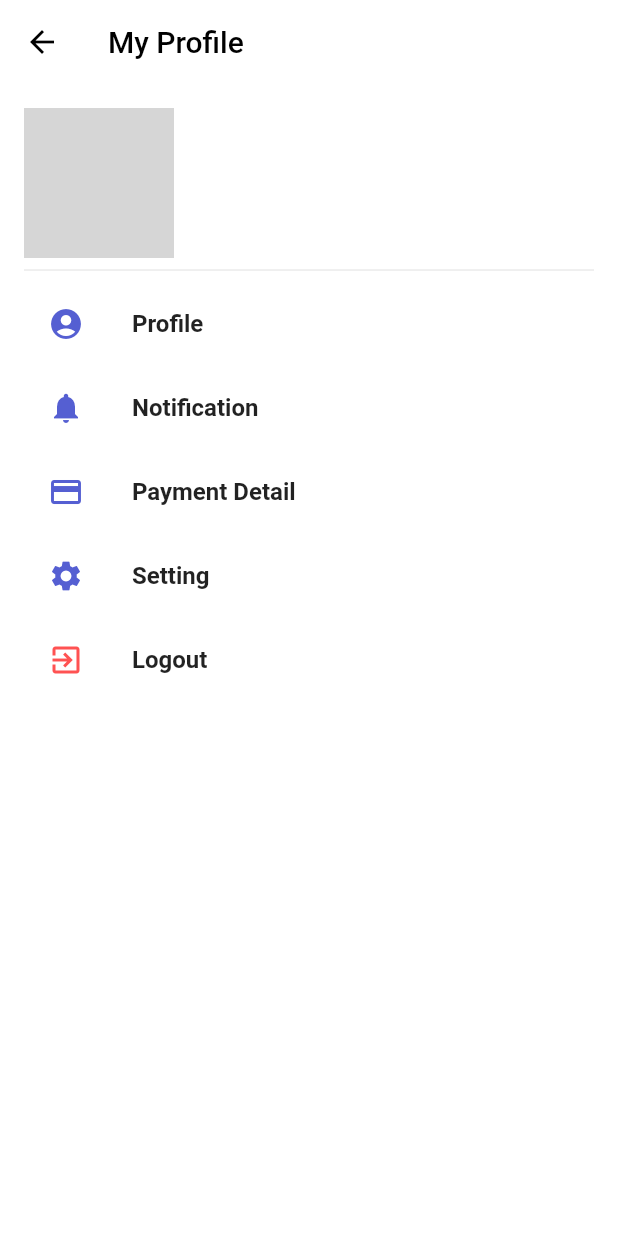
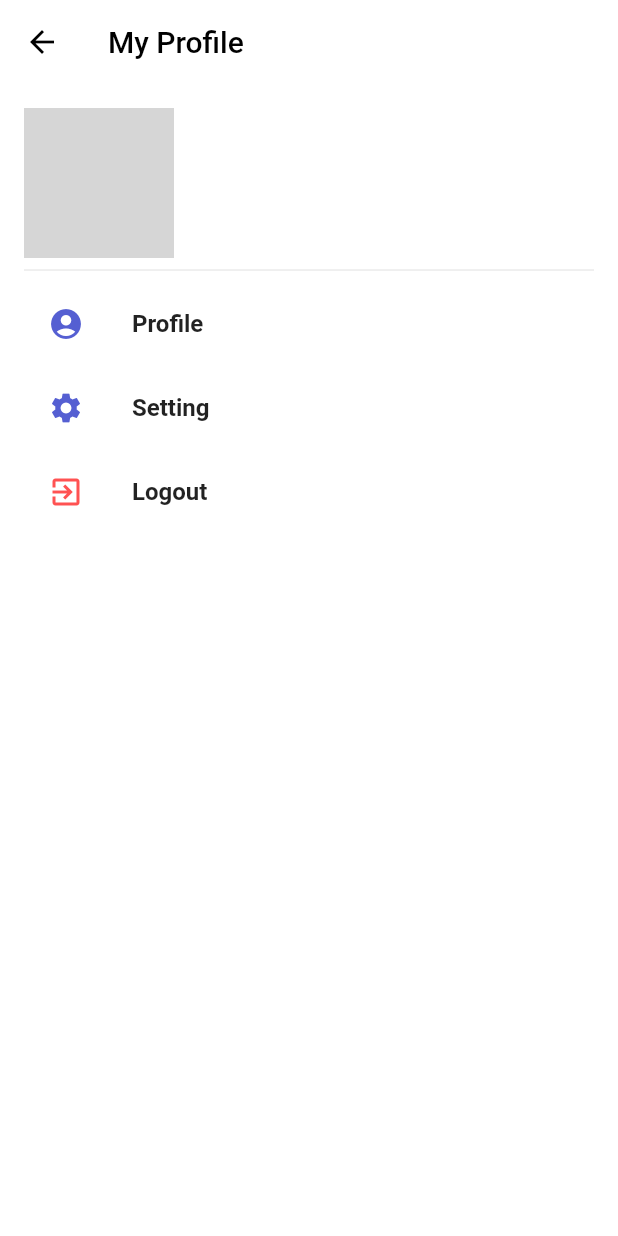
Before and after one commit to Kashack/mini_medical, a Flutter app: the UserProfile screen opened directly, on a phone screen of 412 x 824 dp. Run offline on Flutter 3.47's test engine with Material 2 defaults, Android fonts, the phone set to English and light mode, and no system bars; our stand-ins replace cached_network_image, cloud_firestore, firebase_auth, firebase_core, firebase_messaging, firebase_storage and 6 more; missing offline and left inert: workmanager; accounts and stored records are empty; generated files the repository leaves out were written again; network calls fail; grey boxes are pictures that could not be loaded.

Commit message:
re arranging

```diff
--- a/lib/bottom_nav_items.dart
+++ b/lib/bottom_nav_items.dart
@@ -2,7 +2,7 @@ import 'package:meni_medical/presentation/doctor/bottom_nav/doctor_appointment.d
 import 'package:meni_medical/presentation/doctor/bottom_nav/doctor_home.dart';
 import 'package:meni_medical/presentation/patient/bottom_nav/patient_appointment.dart';
 import 'package:meni_medical/presentation/patient/bottom_nav/patient_profile.dart';
-import 'package:meni_medical/presentation/authentication/user_profile.dart';
+import 'package:meni_medical/presentation/user_profile.dart';
 
 import 'presentation/doctor/bottom_nav/doctor_profile.dart';
 import 'presentation/patient/bottom_nav/patient_home.dart';
--- a/lib/presentation/authentication/user_profile.dart
+++ b/lib/presentation/user_profile.dart
@@ -125,17 +125,6 @@ class UserProfile extends StatelessWidget {
                         style: TextStyle(fontWeight: FontWeight.bold)),
                   ),
                   ListTile(
-                    leading:
-                        Icon(Icons.notifications, color: Color(0xFF555FD2)),
-                    title: Text('Notification',
-                        style: TextStyle(fontWeight: FontWeight.bold)),
-                  ),
-                  ListTile(
-                    leading: Icon(Icons.payment, color: Color(0xFF555FD2)),
-                    title: Text('Payment Detail',
-                        style: TextStyle(fontWeight: FontWeight.bold)),
-                  ),
-                  ListTile(
                     leading: Icon(Icons.settings, color: Color(0xFF555FD2)),
                     title: Text('Setting',
                         style: TextStyle(fontWeight: FontWeight.bold)),
```
